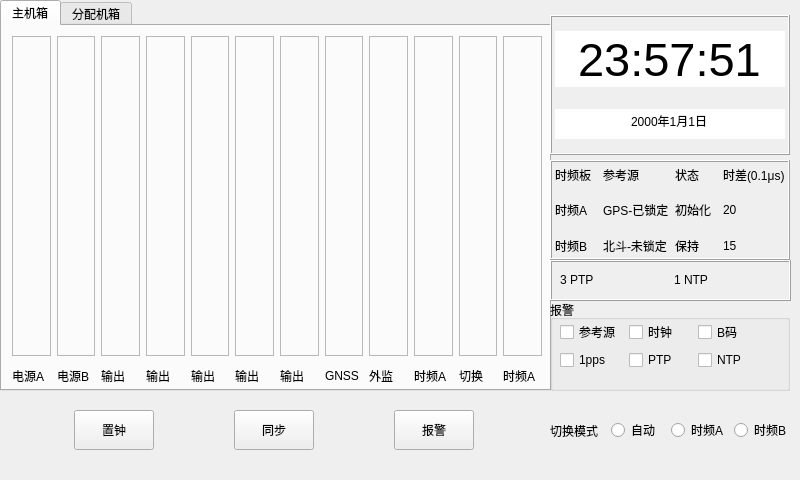
First picture: the form in mainpanel.ui, repository ittechbay/shitong-qt, before the edit.
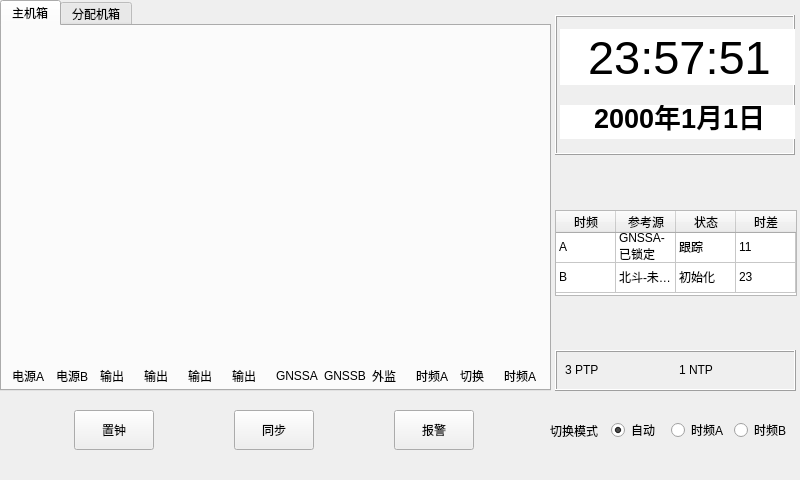
Second picture: the form after the edit. Custom widgets are drawn as their Qt base class.

The edit to the form file:
```diff
--- a/mainpanel.ui
+++ b/mainpanel.ui
@@ -40,124 +40,40 @@
      </property>
      <layout class="QHBoxLayout" name="horizontalLayout_4">
       <item>
-       <widget class="BoardButton" name="frame">
-        <property name="frameShape">
-         <enum>QFrame::StyledPanel</enum>
-        </property>
-        <property name="frameShadow">
-         <enum>QFrame::Raised</enum>
-        </property>
-       </widget>
+       <widget class="BoardButton" name="frame"/>
       </item>
       <item>
-       <widget class="BoardButton" name="frame_2">
-        <property name="frameShape">
-         <enum>QFrame::StyledPanel</enum>
-        </property>
-        <property name="frameShadow">
-         <enum>QFrame::Raised</enum>
-        </property>
-       </widget>
+       <widget class="BoardButton" name="frame_2"/>
       </item>
       <item>
-       <widget class="BoardButton" name="frame_3">
-        <property name="frameShape">
-         <enum>QFrame::StyledPanel</enum>
-        </property>
-        <property name="frameShadow">
-         <enum>QFrame::Raised</enum>
-        </property>
-       </widget>
+       <widget class="BoardButton" name="frame_3"/>
       </item>
       <item>
-       <widget class="BoardButton" name="frame_4">
-        <property name="frameShape">
-         <enum>QFrame::StyledPanel</enum>
-        </property>
-        <property name="frameShadow">
-         <enum>QFrame::Raised</enum>
-        </property>
-       </widget>
+       <widget class="BoardButton" name="frame_4"/>
       </item>
       <item>
-       <widget class="BoardButton" name="frame_5">
-        <property name="frameShape">
-         <enum>QFrame::StyledPanel</enum>
-        </property>
-        <property name="frameShadow">
-         <enum>QFrame::Raised</enum>
-        </property>
-       </widget>
+       <widget class="BoardButton" name="frame_5"/>
       </item>
       <item>
-       <widget class="BoardButton" name="frame_6">
-        <property name="frameShape">
-         <enum>QFrame::StyledPanel</enum>
-        </property>
-        <property name="frameShadow">
-         <enum>QFrame::Raised</enum>
-        </property>
-       </widget>
+       <widget class="BoardButton" name="frame_6"/>
       </item>
       <item>
-       <widget class="BoardButton" name="frame_7">
-        <property name="frameShape">
-         <enum>QFrame::StyledPanel</enum>
-        </property>
-        <property name="frameShadow">
-         <enum>QFrame::Raised</enum>
-        </property>
-       </widget>
+       <widget class="BoardButton" name="frame_7"/>
       </item>
       <item>
-       <widget class="BoardButton" name="frame_8">
-        <property name="frameShape">
-         <enum>QFrame::StyledPanel</enum>
-        </property>
-        <property name="frameShadow">
-         <enum>QFrame::Raised</enum>
-        </property>
-       </widget>
+       <widget class="BoardButton" name="frame_8"/>
       </item>
       <item>
-       <widget class="BoardButton" name="frame_9">
-        <property name="frameShape">
-         <enum>QFrame::StyledPanel</enum>
-        </property>
-        <property name="frameShadow">
-         <enum>QFrame::Raised</enum>
-        </property>
-       </widget>
+       <widget class="BoardButton" name="frame_9"/>
       </item>
       <item>
-       <widget class="BoardButton" name="frame_10">
-        <property name="frameShape">
-         <enum>QFrame::StyledPanel</enum>
-        </property>
-        <property name="frameShadow">
-         <enum>QFrame::Raised</enum>
-        </property>
-       </widget>
+       <widget class="BoardButton" name="frame_10"/>
       </item>
       <item>
-       <widget class="BoardButton" name="frame_11">
-        <property name="frameShape">
-         <enum>QFrame::StyledPanel</enum>
-        </property>
-        <property name="frameShadow">
-         <enum>QFrame::Raised</enum>
-        </property>
-       </widget>
+       <widget class="BoardButton" name="frame_11"/>
       </item>
       <item>
-       <widget class="BoardButton" name="frame_12">
-        <property name="frameShape">
-         <enum>QFrame::StyledPanel</enum>
-        </property>
-        <property name="frameShadow">
-         <enum>QFrame::Raised</enum>
-        </property>
-       </widget>
+       <widget class="BoardButton" name="frame_12"/>
       </item>
      </layout>
     </widget>
@@ -216,14 +132,14 @@
       <item>
        <widget class="QLabel" name="label_23">
         <property name="text">
-         <string>输出</string>
+         <string>GNSSA</string>
         </property>
        </widget>
       </item>
       <item>
        <widget class="QLabel" name="label_24">
         <property name="text">
-         <string>GNSS</string>
+         <string>GNSSB</string>
         </property>
        </widget>
       </item>
@@ -492,19 +408,6 @@
     </widget>
    </widget>
   </widget>
-  <widget class="QLabel" name="label_7">
-   <property name="geometry">
-    <rect>
-     <x>690</x>
-     <y>180</y>
-     <width>54</width>
-     <height>12</height>
-    </rect>
-   </property>
-   <property name="text">
-    <string/>
-   </property>
-  </widget>
   <widget class="QWidget" name="layoutWidget">
    <property name="geometry">
     <rect>
@@ -574,73 +477,6 @@
     </item>
    </layout>
   </widget>
-  <widget class="QGroupBox" name="groupBox">
-   <property name="geometry">
-    <rect>
-     <x>550</x>
-     <y>300</y>
-     <width>240</width>
-     <height>91</height>
-    </rect>
-   </property>
-   <property name="title">
-    <string>报警</string>
-   </property>
-   <widget class="QWidget" name="layoutWidget">
-    <property name="geometry">
-     <rect>
-      <x>10</x>
-      <y>20</y>
-      <width>201</width>
-      <height>51</height>
-     </rect>
-    </property>
-    <layout class="QGridLayout" name="gridLayout_2">
-     <item row="0" column="0">
-      <widget class="QCheckBox" name="checkBox">
-       <property name="text">
-        <string>参考源</string>
-       </property>
-      </widget>
-     </item>
-     <item row="0" column="1">
-      <widget class="QCheckBox" name="checkBox_2">
-       <property name="text">
-        <string>时钟</string>
-       </property>
-      </widget>
-     </item>
-     <item row="0" column="2">
-      <widget class="QCheckBox" name="checkBox_5">
-       <property name="text">
-        <string>B码</string>
-       </property>
-      </widget>
-     </item>
-     <item row="1" column="0">
-      <widget class="QCheckBox" name="checkBox_3">
-       <property name="text">
-        <string>1pps</string>
-       </property>
-      </widget>
-     </item>
-     <item row="1" column="1">
-      <widget class="QCheckBox" name="checkBox_4">
-       <property name="text">
-        <string>PTP</string>
-       </property>
-      </widget>
-     </item>
-     <item row="1" column="2">
-      <widget class="QCheckBox" name="checkBox_6">
-       <property name="text">
-        <string>NTP</string>
-       </property>
-      </widget>
-     </item>
-    </layout>
-   </widget>
-  </widget>
   <widget class="QWidget" name="layoutWidget">
    <property name="geometry">
     <rect>
@@ -670,10 +506,16 @@
       </property>
       <property name="iconSize">
        <size>
-        <width>20</width>
+        <width>50</width>
         <height>20</height>
        </size>
       </property>
+      <property name="checked">
+       <bool>true</bool>
+      </property>
+      <attribute name="buttonGroup">
+       <string notr="true">buttonGroup</string>
+      </attribute>
      </widget>
     </item>
     <item>
@@ -695,7 +537,7 @@
   <widget class="QFrame" name="frame_25">
    <property name="geometry">
     <rect>
-     <x>550</x>
+     <x>555</x>
      <y>15</y>
      <width>240</width>
      <height>140</height>
@@ -712,7 +554,7 @@
      <rect>
       <x>5</x>
       <y>0</y>
-      <width>230</width>
+      <width>241</width>
       <height>140</height>
      </rect>
     </property>
@@ -737,6 +579,9 @@
        <property name="focusPolicy">
         <enum>Qt::NoFocus</enum>
        </property>
+       <property name="autoFillBackground">
+        <bool>false</bool>
+       </property>
        <property name="styleSheet">
         <string notr="true">font: 35pt &quot;Arial&quot;;</string>
        </property>
@@ -785,6 +630,13 @@
          <height>30</height>
         </size>
        </property>
+       <property name="font">
+        <font>
+         <pointsize>20</pointsize>
+         <weight>75</weight>
+         <bold>true</bold>
+        </font>
+       </property>
        <property name="focusPolicy">
         <enum>Qt::NoFocus</enum>
        </property>
@@ -808,123 +660,11 @@
     </layout>
    </widget>
   </widget>
-  <widget class="QFrame" name="frame_26">
-   <property name="geometry">
-    <rect>
-     <x>550</x>
-     <y>160</y>
-     <width>240</width>
-     <height>100</height>
-    </rect>
-   </property>
-   <property name="frameShape">
-    <enum>QFrame::Box</enum>
-   </property>
-   <property name="frameShadow">
-    <enum>QFrame::Raised</enum>
-   </property>
-   <widget class="QWidget" name="layoutWidget_2">
-    <property name="geometry">
-     <rect>
-      <x>5</x>
-      <y>0</y>
-      <width>230</width>
-      <height>100</height>
-     </rect>
-    </property>
-    <layout class="QGridLayout" name="gridLayout_3">
-     <item row="0" column="0">
-      <widget class="QLabel" name="label_19">
-       <property name="text">
-        <string>时频板</string>
-       </property>
-      </widget>
-     </item>
-     <item row="0" column="1">
-      <widget class="QLabel" name="label_42">
-       <property name="text">
-        <string>参考源</string>
-       </property>
-      </widget>
-     </item>
-     <item row="0" column="2">
-      <widget class="QLabel" name="label_43">
-       <property name="text">
-        <string>状态</string>
-       </property>
-      </widget>
-     </item>
-     <item row="0" column="3">
-      <widget class="QLabel" name="label_44">
-       <property name="text">
-        <string>时差(0.1μs)</string>
-       </property>
-      </widget>
-     </item>
-     <item row="1" column="0">
-      <widget class="QLabel" name="label_45">
-       <property name="text">
-        <string>时频A</string>
-       </property>
-      </widget>
-     </item>
-     <item row="1" column="1">
-      <widget class="QLabel" name="label_46">
-       <property name="text">
-        <string>GPS-已锁定</string>
-       </property>
-      </widget>
-     </item>
-     <item row="1" column="2">
-      <widget class="QLabel" name="label_47">
-       <property name="text">
-        <string>初始化</string>
-       </property>
-      </widget>
-     </item>
-     <item row="1" column="3">
-      <widget class="QLabel" name="label_48">
-       <property name="text">
-        <string>20</string>
-       </property>
-      </widget>
-     </item>
-     <item row="2" column="0">
-      <widget class="QLabel" name="label_49">
-       <property name="text">
-        <string>时频B</string>
-       </property>
-      </widget>
-     </item>
-     <item row="2" column="1">
-      <widget class="QLabel" name="label_50">
-       <property name="text">
-        <string>北斗-未锁定</string>
-       </property>
-      </widget>
-     </item>
-     <item row="2" column="2">
-      <widget class="QLabel" name="label_51">
-       <property name="text">
-        <string>保持</string>
-       </property>
-      </widget>
-     </item>
-     <item row="2" column="3">
-      <widget class="QLabel" name="label_52">
-       <property name="text">
-        <string>15</string>
-       </property>
-      </widget>
-     </item>
-    </layout>
-   </widget>
-  </widget>
   <widget class="QFrame" name="frame_27">
    <property name="geometry">
     <rect>
-     <x>550</x>
-     <y>260</y>
+     <x>555</x>
+     <y>350</y>
      <width>241</width>
      <height>41</height>
     </rect>
@@ -962,6 +702,134 @@
     </layout>
    </widget>
   </widget>
+  <widget class="StateTable" name="tableWidget">
+   <property name="geometry">
+    <rect>
+     <x>555</x>
+     <y>210</y>
+     <width>242</width>
+     <height>86</height>
+    </rect>
+   </property>
+   <property name="focusPolicy">
+    <enum>Qt::NoFocus</enum>
+   </property>
+   <property name="layoutDirection">
+    <enum>Qt::LeftToRight</enum>
+   </property>
+   <property name="autoFillBackground">
+    <bool>false</bool>
+   </property>
+   <property name="styleSheet">
+    <string notr="true">QTableView {selection-background-color: red;}</string>
+   </property>
+   <property name="verticalScrollBarPolicy">
+    <enum>Qt::ScrollBarAlwaysOff</enum>
+   </property>
+   <property name="horizontalScrollBarPolicy">
+    <enum>Qt::ScrollBarAlwaysOff</enum>
+   </property>
+   <property name="editTriggers">
+    <set>QAbstractItemView::NoEditTriggers</set>
+   </property>
+   <property name="selectionMode">
+    <enum>QAbstractItemView::MultiSelection</enum>
+   </property>
+   <property name="selectionBehavior">
+    <enum>QAbstractItemView::SelectItems</enum>
+   </property>
+   <property name="showGrid">
+    <bool>true</bool>
+   </property>
+   <property name="cornerButtonEnabled">
+    <bool>false</bool>
+   </property>
+   <property name="rowCount">
+    <number>2</number>
+   </property>
+   <property name="columnCount">
+    <number>4</number>
+   </property>
+   <attribute name="horizontalHeaderDefaultSectionSize">
+    <number>60</number>
+   </attribute>
+   <attribute name="verticalHeaderVisible">
+    <bool>false</bool>
+   </attribute>
+   <attribute name="verticalHeaderHighlightSections">
+    <bool>true</bool>
+   </attribute>
+   <row>
+    <property name="text">
+     <string>New Row</string>
+    </property>
+   </row>
+   <row>
+    <property name="text">
+     <string>New Row</string>
+    </property>
+   </row>
+   <column>
+    <property name="text">
+     <string>时频</string>
+    </property>
+   </column>
+   <column>
+    <property name="text">
+     <string>参考源</string>
+    </property>
+   </column>
+   <column>
+    <property name="text">
+     <string>状态</string>
+    </property>
+   </column>
+   <column>
+    <property name="text">
+     <string>时差</string>
+    </property>
+   </column>
+   <item row="0" column="0">
+    <property name="text">
+     <string>A</string>
+    </property>
+   </item>
+   <item row="0" column="1">
+    <property name="text">
+     <string>GNSSA-已锁定</string>
+    </property>
+   </item>
+   <item row="0" column="2">
+    <property name="text">
+     <string>跟踪</string>
+    </property>
+   </item>
+   <item row="0" column="3">
+    <property name="text">
+     <string>11</string>
+    </property>
+   </item>
+   <item row="1" column="0">
+    <property name="text">
+     <string>B</string>
+    </property>
+   </item>
+   <item row="1" column="1">
+    <property name="text">
+     <string>北斗-未锁定</string>
+    </property>
+   </item>
+   <item row="1" column="2">
+    <property name="text">
+     <string>初始化</string>
+    </property>
+   </item>
+   <item row="1" column="3">
+    <property name="text">
+     <string>23</string>
+    </property>
+   </item>
+  </widget>
  </widget>
  <customwidgets>
   <customwidget>
@@ -969,6 +837,15 @@
    <extends>QFrame</extends>
    <header>boardbutton.h</header>
    <container>1</container>
+   <slots>
+    <signal>clicked()</signal>
+    <slot>click1()</slot>
+   </slots>
+  </customwidget>
+  <customwidget>
+   <class>StateTable</class>
+   <extends>QTableWidget</extends>
+   <header>statetable.h</header>
   </customwidget>
  </customwidgets>
  <resources/>
```
Left out of the diff: 121 changed lines with no effect on the pictures.
